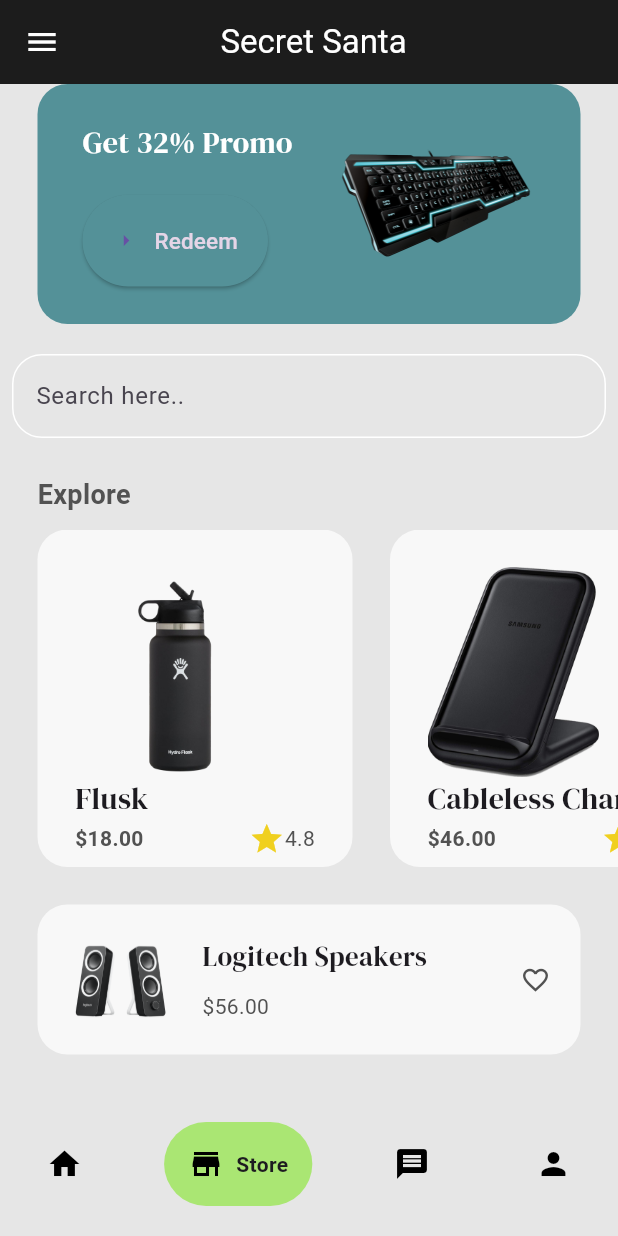
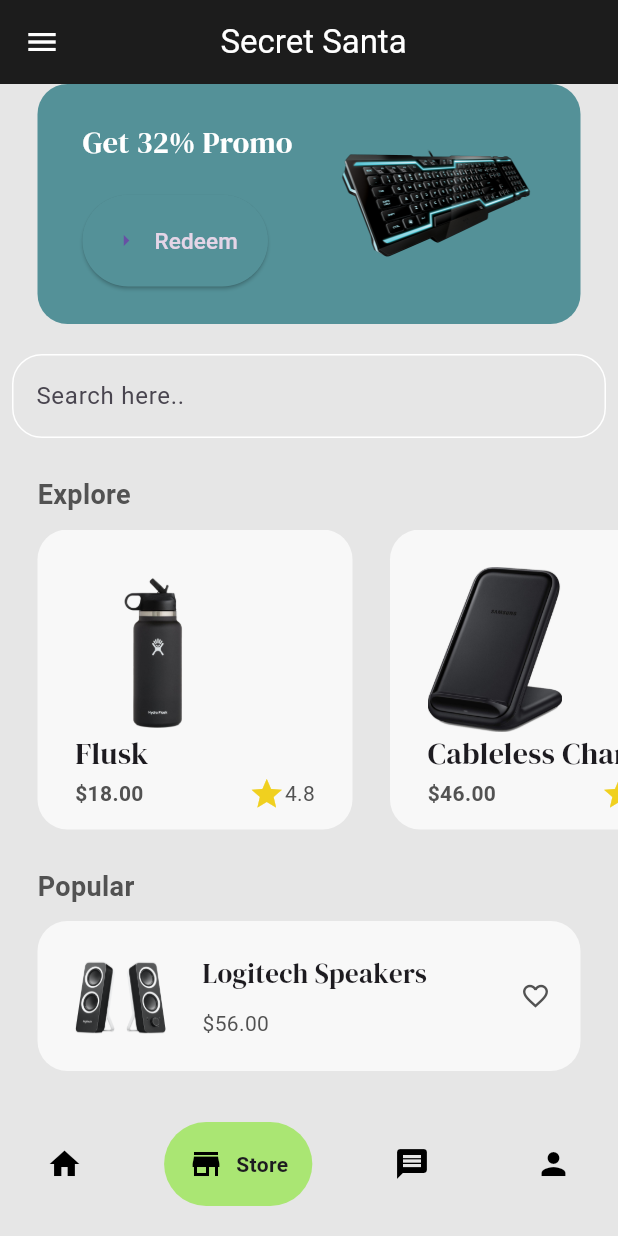
Before and after one commit to MatthewC00273575/secret-santa, a Flutter app: the screen it shows once a user with an empty profile is signed in, item 2 of the bottom bar chosen, on a phone screen of 412 x 824 dp. Run offline on Flutter 3.47's test engine with Material 3 defaults, Android fonts, the phone set to English and light mode, and no system bars; drawn by our look-alikes of google_nav_bar; our stand-ins replace cloud_firestore, firebase_auth, firebase_core, google_fonts; accounts and stored records are empty.

Commit message:
deadline upload

```diff
--- a/lib/components/items_tile.dart
+++ b/lib/components/items_tile.dart
@@ -5,14 +5,18 @@
 
 class ItemsTile extends StatelessWidget {
   final Item item;
+  final void Function()? onTap;
   const ItemsTile({
     super.key,
     required this.item,
+    required this.onTap,
   });
 
   @override
   Widget build(BuildContext context) {
-    return Container(
+    return GestureDetector(
+      onTap: onTap,
+      child: Container(
         decoration: BoxDecoration(
           color: secondaryColour,
           borderRadius: BorderRadius.circular(20),
@@ -26,7 +30,7 @@
             // image
             Image.asset(
               item.imagePath,
-            height: 140,
+              height: 110,
             ),
 
             // text
@@ -66,6 +70,7 @@
             )
           ],
         ),
+      ),
     );
   }
 }
--- a/lib/pages/store_page.dart
+++ b/lib/pages/store_page.dart
@@ -4,12 +4,13 @@
 import 'package:secretsanta/components/elevatedbutton.dart';
 import 'package:secretsanta/components/items_tile.dart';
 import 'package:secretsanta/models/store_item.dart';
+import 'package:secretsanta/pages/item_details_page.dart';
 import 'package:secretsanta/pages/prof_page.dart';
 import 'package:secretsanta/theme/colours.dart';
 import 'package:google_fonts/google_fonts.dart';
 
 class StorePage extends StatefulWidget {
-  const StorePage({super.key});
+  const StorePage({Key? key}) : super(key: key);
 
   @override
   State<StorePage> createState() => _StorePage();
@@ -19,7 +20,7 @@
   final user = FirebaseAuth.instance.currentUser!;
 
   // store items list
-  List storeItems = [
+  List<Item> storeItems = [
     // flusk
     Item(
         name: "Flusk",
@@ -49,6 +50,18 @@
         imagePath: 'lib/images/scarf.png',
         rating: "4.9"),
   ];
+
+  // void navigate to item detail page
+  void navigateToItemDetails(int index) {
+    Navigator.push(
+      context,
+      MaterialPageRoute(
+        builder: (context) => ItemDetailsPage(
+          item: storeItems[index],
+        ),
+      ),
+    );
+  }
 
   // sign user out method
   void signUserOut() {
@@ -94,17 +107,18 @@
       ),
 
       // body
-        body: Column(
+      body: SingleChildScrollView(
+        child: Column(
           crossAxisAlignment: CrossAxisAlignment.start,
           children: [
             // promo banner
             Container(
               decoration: BoxDecoration(
                 color: accentsColour,
-                    borderRadius: BorderRadius.circular(20)),
+                borderRadius: BorderRadius.circular(20),
+              ),
               margin: const EdgeInsets.symmetric(horizontal: 25),
-                padding:
-                    const EdgeInsets.symmetric(vertical: 25, horizontal: 30),
+              padding: const EdgeInsets.symmetric(vertical: 25, horizontal: 30),
               child: Row(
                 mainAxisAlignment: MainAxisAlignment.spaceBetween,
                 children: [
@@ -117,21 +131,20 @@
                         style: GoogleFonts.dmSerifDisplay(
                             fontSize: 20, color: Colors.white),
                       ),
-
                       const SizedBox(height: 20),
-
                       // redeem button
                       MyButton2(
                         onTap: () {},
                         text: 'Redeem',
-                              iconData: Icons.arrow_right),
+                        iconData: Icons.arrow_right,
+                      ),
                     ],
                   ),
-
                   // image
                   Image.asset('lib/images/KeyboardImage.png', height: 100),
-                    ])),
-
+                ],
+              ),
+            ),
             const SizedBox(height: 20),
 
             // search bar
@@ -147,10 +160,10 @@
                     borderSide: BorderSide(color: Colors.white),
                     borderRadius: BorderRadius.circular(20),
                   ),
-                    hintText: "Search here.."),
+                  hintText: "Search here..",
                 ),
               ),
-
+            ),
             const SizedBox(height: 25),
 
             // Explore
@@ -165,20 +178,36 @@
                 ),
               ),
             ),
-
             const SizedBox(height: 10),
 
-            Expanded(
+            // Store items
+            SizedBox(
+              height: 200,
               child: ListView.builder(
                 scrollDirection: Axis.horizontal,
                 itemCount: storeItems.length,
                 itemBuilder: (context, index) => ItemsTile(
                   item: storeItems[index],
+                  onTap: () => navigateToItemDetails(index),
                 ),
               ),
             ),
 
             const SizedBox(height: 25),
+
+            // Popular
+            Padding(
+              padding: const EdgeInsets.symmetric(horizontal: 25.0),
+              child: Text(
+                "Popular",
+                style: TextStyle(
+                  fontWeight: FontWeight.bold,
+                  color: darkGrey,
+                  fontSize: 18,
+                ),
+              ),
+            ),
+            const SizedBox(height: 10),
 
             // popular
             Container(
@@ -198,9 +227,7 @@
                         'lib/images/speakers.png',
                         height: 60,
                       ),
-
                       const SizedBox(width: 20),
-
                       // name and price
                       Column(
                         crossAxisAlignment: CrossAxisAlignment.start,
@@ -210,29 +237,28 @@
                             "Logitech Speakers",
                             style: GoogleFonts.dmSerifDisplay(fontSize: 18),
                           ),
-
                           const SizedBox(height: 10),
-
                           //price
                           Text(
                             '\$56.00',
                             style: TextStyle(color: darkGrey),
-                          )
+                          ),
                         ],
                       ),
                     ],
                   ),
-
                   // heart
                   Icon(
                     Icons.favorite_outline,
                     color: darkGrey,
                     size: 20,
-                  )
+                  ),
                 ],
               ),
-            )
+            ),
           ],
-        ));
+        ),
+      ),
+    );
   }
 }
--- a/lib/theme/colours.dart
+++ b/lib/theme/colours.dart
@@ -3,4 +3,5 @@
 var primaryColour = const Color.fromARGB(255, 230, 230, 230);
 var secondaryColour = const Color.fromARGB(255, 248, 248, 248);
 var accentsColour = const Color.fromARGB(255, 84, 145, 152);
+var accentsColour2 = const Color.fromARGB(255, 90, 156, 163);
 var darkGrey = const Color.fromARGB(255, 82, 82, 82);
--- a/pubspec.yaml
+++ b/pubspec.yaml
@@ -41,6 +41,7 @@
   firebase_auth: ^4.17.4
   cloud_firestore: ^4.15.8
   google_fonts: ^6.2.1
+  provider:
 
 dev_dependencies:
   flutter_test:
```
Also changed, not shown: lib/main.dart (+7 -1 lines), lib/models/shop.dart (added, +57 -0 lines), lib/pages/item_details_page.dart (added, +195 -0 lines), pubspec.lock. Lines whose indentation alone changed are shown as unchanged.
